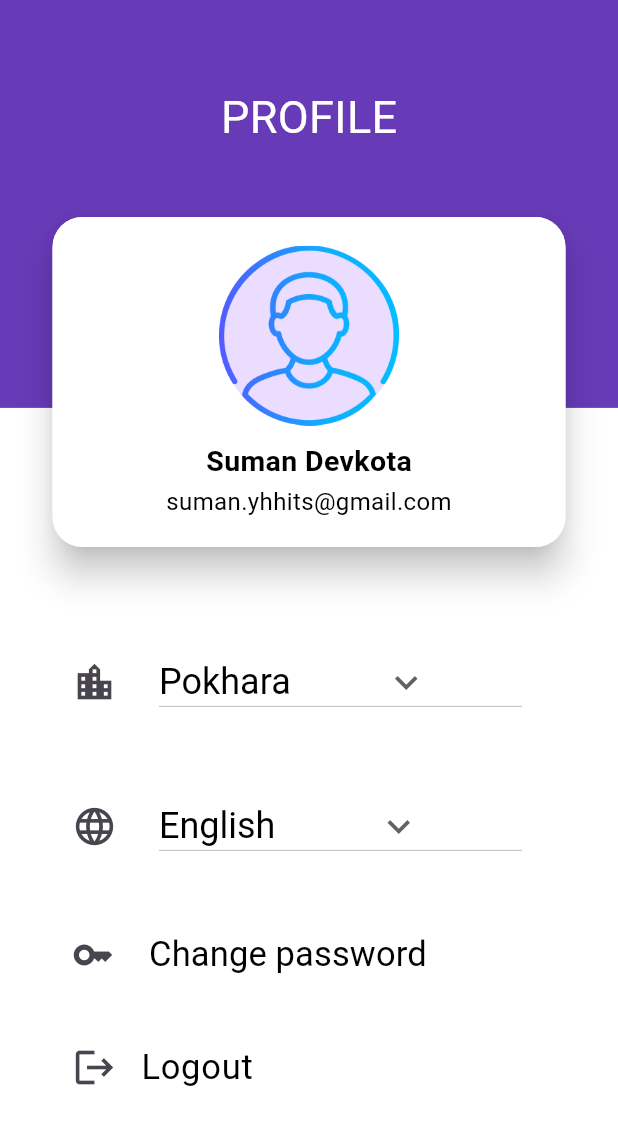
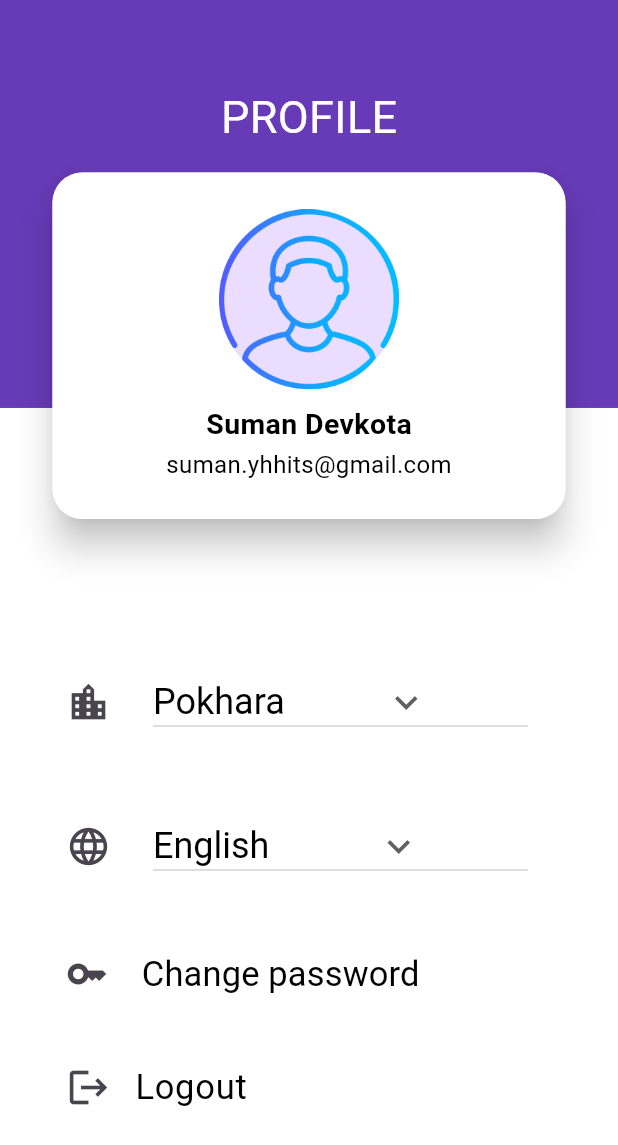
Before and after one commit to Suman8175/Hamro-Pokhara, a Flutter app: the Profile screen opened directly, on a phone screen of 412 x 824 dp. Shown: the top 1145 px of the screen. Run offline on Flutter 3.47's test engine with Material 3 defaults, Android fonts, the phone set to English and light mode, and no system bars; our stand-ins replace easy_localization, shared_preferences; accounts and stored records are empty.

Commit message:
Profile page issue solved

```diff
--- a/lib/features/screens/home_screen/profile.dart
+++ b/lib/features/screens/home_screen/profile.dart
@@ -19,17 +19,22 @@ class _ProfileState extends State<Profile> {
     return Scaffold(
       backgroundColor: Colors.white,
       body: SafeArea(
+        child: SingleChildScrollView(
+          child: Column(
+            children: [
+              SizedBox(
+                height: MediaQuery.of(context).size.height * 0.5,
                 child: Stack(children: [
-          Positioned(
-            top: 0,
-            left: 0,
-            right: 0,
-            bottom: 0,
-            child: ListView(
-              children: [
                   Container(
+                    height: MediaQuery.of(context).size.height * 0.5,
+                    color: Colors.transparent,
+                  ),
+                  Container(
+                    height: MediaQuery.of(context).size.height * 0.33,
+                    color: Colors.blue,
+                    child: Container(
                       color: Colors.deepPurple,
-                  height: MediaQuery.of(context).size.height * 0.33,
+                      height: MediaQuery.of(context).size.height * 0.1,
                       padding: const EdgeInsets.only(bottom: 115),
                       child: const Center(
                         child: Text(
@@ -41,16 +46,68 @@ class _ProfileState extends State<Profile> {
                         ),
                       ),
                     ),
-                const ListTile(
-                  title: SizedBox(
-                    height: 100,
                   ),
+                  Positioned(
+                    top: 0,
+                    left: 0,
+                    right: 0,
+                    bottom: 0,
+                    child: Card(
+                      elevation: 10,
+                      margin: EdgeInsets.only(
+                        top: 115,
+                        left: 35,
+                        right: 35,
+                        bottom: MediaQuery.of(context).size.height * 0.08,
+                      ),
+                      shape: RoundedRectangleBorder(
+                        borderRadius: BorderRadius.circular(20),
+                      ),
+                      child: Container(
+                        height: 220,
+                        width: double.infinity,
+                        decoration: const BoxDecoration(
+                          color: Colors.white,
+                          borderRadius: BorderRadius.all(Radius.circular(20)),
+                        ),
+                        child: Column(
+                          mainAxisAlignment: MainAxisAlignment.center,
+                          children: [
+                            CircleAvatar(
+                              radius: 60,
+                              child: Image.asset('assets/images/user.png'),
+                            ),
+                            const SizedBox(
+                              height: 10,
+                            ),
+                            const Text(
+                              'Suman Devkota',
+                              style: TextStyle(
+                                  fontSize: 19,
+                                  fontWeight: FontWeight.bold,
+                                  color: Colors.black),
+                            ),
+                            const SizedBox(
+                              height: 2,
+                            ),
+                            const Text(
+                              'suman.yhhits@gmail.com',
+                              style:
+                                  TextStyle(fontSize: 16, color: Colors.black),
+                            ),
+                          ],
+                        ),
+                      ),
+                    ),
+                  )
+                ]),
               ),
               ListTile(
                 title: Container(
                   color: Colors.white,
                   child: Padding(
-                      padding: const EdgeInsets.all(16.0),
+                    padding: const EdgeInsets.symmetric(
+                        horizontal: 12.0, vertical: 5),
                     child: Column(
                       crossAxisAlignment: CrossAxisAlignment.start,
                       children: [
@@ -62,8 +119,7 @@ class _ProfileState extends State<Profile> {
                           title: Container(
                             width: 140,
                             height: 70,
-                              padding:
-                                  const EdgeInsets.only(left: 12, right: 0),
+                            padding: const EdgeInsets.only(left: 12, right: 0),
                             decoration: BoxDecoration(
                               borderRadius: BorderRadius.circular(10),
                             ),
@@ -113,8 +169,7 @@ class _ProfileState extends State<Profile> {
                           title: Container(
                             width: 140,
                             height: 70,
-                              padding:
-                                  const EdgeInsets.only(left: 12, right: 0),
+                            padding: const EdgeInsets.only(left: 12, right: 0),
                             child: Center(
                               child: DropdownButton(
                                 icon: const Expanded(
@@ -198,61 +253,6 @@ class _ProfileState extends State<Profile> {
             ],
           ),
         ),
-          Positioned(
-            top: 0,
-            left: 0,
-            right: 0,
-            bottom: 0,
-            child: Center(
-              child: Card(
-                elevation: 10,
-                margin: EdgeInsets.only(
-                  top: 15,
-                  left: 35,
-                  right: 35,
-                  bottom: MediaQuery.of(context).size.height * 0.40,
-                ),
-                shape: RoundedRectangleBorder(
-                  borderRadius: BorderRadius.circular(20),
-                ),
-                child: Container(
-                  height: 220,
-                  width: double.infinity,
-                  decoration: const BoxDecoration(
-                    color: Colors.white,
-                    borderRadius: BorderRadius.all(Radius.circular(20)),
-                  ),
-                  child: Column(
-                    mainAxisAlignment: MainAxisAlignment.center,
-                    children: [
-                      CircleAvatar(
-                        radius: 60,
-                        child: Image.asset('assets/images/user.png'),
-                      ),
-                      const SizedBox(
-                        height: 10,
-                      ),
-                      const Text(
-                        'Suman Devkota',
-                        style: TextStyle(
-                            fontSize: 19,
-                            fontWeight: FontWeight.bold,
-                            color: Colors.black),
-                      ),
-                      const SizedBox(
-                        height: 2,
-                      ),
-                      const Text(
-                        'suman.yhhits@gmail.com',
-                        style: TextStyle(fontSize: 16, color: Colors.black),
-                      ),
-                    ],
-                  ),
-                ),
-              ),
-            ),
-          )
-        ]),
       ),
     );
   }
```
Lines whose indentation alone changed are shown as unchanged.
